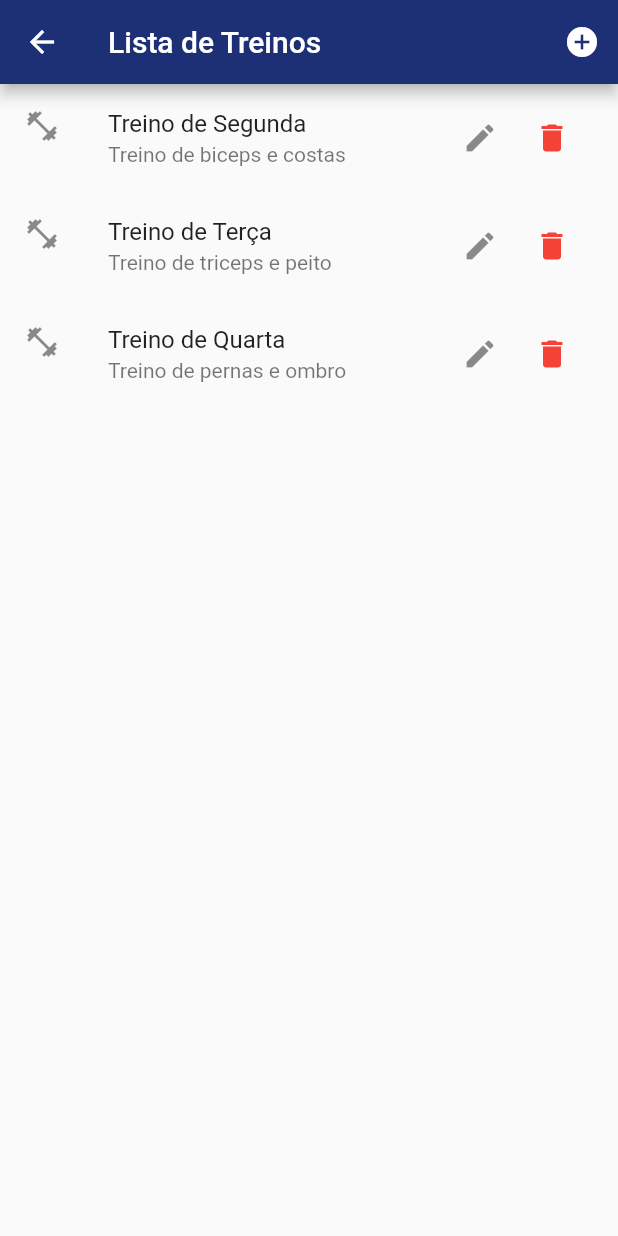
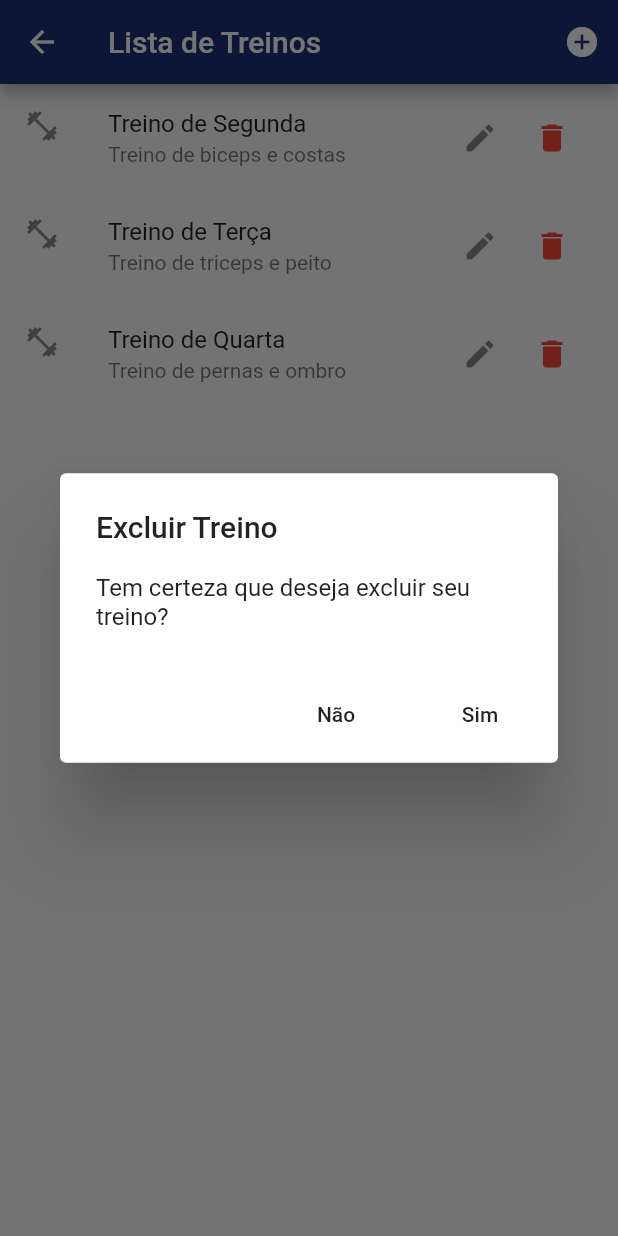
Before and after one commit to UnBArqDsw/2020.1_G9_WoCo_Frontend, a Flutter app: the WorkoutList screen opened by its route, after a tap on the "delete" icon, on a phone screen of 412 x 824 dp. Run offline on Flutter 3.47's test engine with Material 2 defaults, Android fonts, the phone set to English and light mode, and no system bars; our stand-ins replace bloc, equatable, flutter_bloc; network calls fail.

Commit message:
Add workout delete

```diff
--- a/lib/provider/workout_provider.dart
+++ b/lib/provider/workout_provider.dart
@@ -3,8 +3,6 @@ import 'dart:math';
 import 'package:WoCo/data/dummy_workouts.dart';
 import 'package:WoCo/models/workout.dart';
 import 'package:flutter/material.dart';
-import 'package:WoCo/models/workout.dart';
-import 'package:WoCo/data/dummy_workouts.dart';
 
 class WorkoutProvider with ChangeNotifier {
   //Observer Pattern
--- a/lib/screens/workout_list.dart
+++ b/lib/screens/workout_list.dart
@@ -1,4 +1,3 @@
-import 'package:WoCo/models/workout.dart';
 import 'package:WoCo/routes/app_routes.dart';
 import 'package:flutter/material.dart';
 import 'package:WoCo/widgets/workout_tile.dart';
--- a/lib/widgets/menuDrawer.dart
+++ b/lib/widgets/menuDrawer.dart
@@ -1,5 +1,4 @@
 import 'package:WoCo/routes/app_routes.dart';
-import 'package:WoCo/screens/workout_list.dart';
 import 'package:flutter/material.dart';
 
 class MenuDrawer extends StatelessWidget {
--- a/lib/widgets/workout_tile.dart
+++ b/lib/widgets/workout_tile.dart
@@ -1,8 +1,8 @@
 import 'package:WoCo/provider/workout_provider.dart';
 import 'package:WoCo/routes/app_routes.dart';
-import 'package:WoCo/screens/workout_list.dart';
 import 'package:flutter/material.dart';
 import 'package:WoCo/models/workout.dart';
+import 'package:provider/provider.dart';
 
 class WorkoutTile extends StatelessWidget {
   final Workout workout;
@@ -31,7 +31,32 @@ class WorkoutTile extends StatelessWidget {
             IconButton(
               icon: Icon(Icons.delete),
               color: Colors.red,
-              onPressed: () {},
+              onPressed: () {
+                showDialog(
+                  context: context,
+                  builder: (ctx) => AlertDialog(
+                    title: Text('Excluir Treino'),
+                    content: Text('Tem certeza que deseja excluir seu treino?'),
+                    actions: <Widget>[
+                      FlatButton(
+                        child: Text('Não'),
+                        onPressed: () => Navigator.of(context).pop(false),
+                      ),
+                      FlatButton(
+                        child: Text('Sim'),
+                        onPressed: () => Navigator.of(context).pop(true),
+                      ),
+                    ],
+                  ),
+                ).then(
+                  (confirmed) {
+                    if (confirmed) {
+                      Provider.of<WorkoutProvider>(context, listen: false)
+                          .remove(workout);
+                    }
+                  },
+                );
+              },
             ),
           ],
         ),
```
